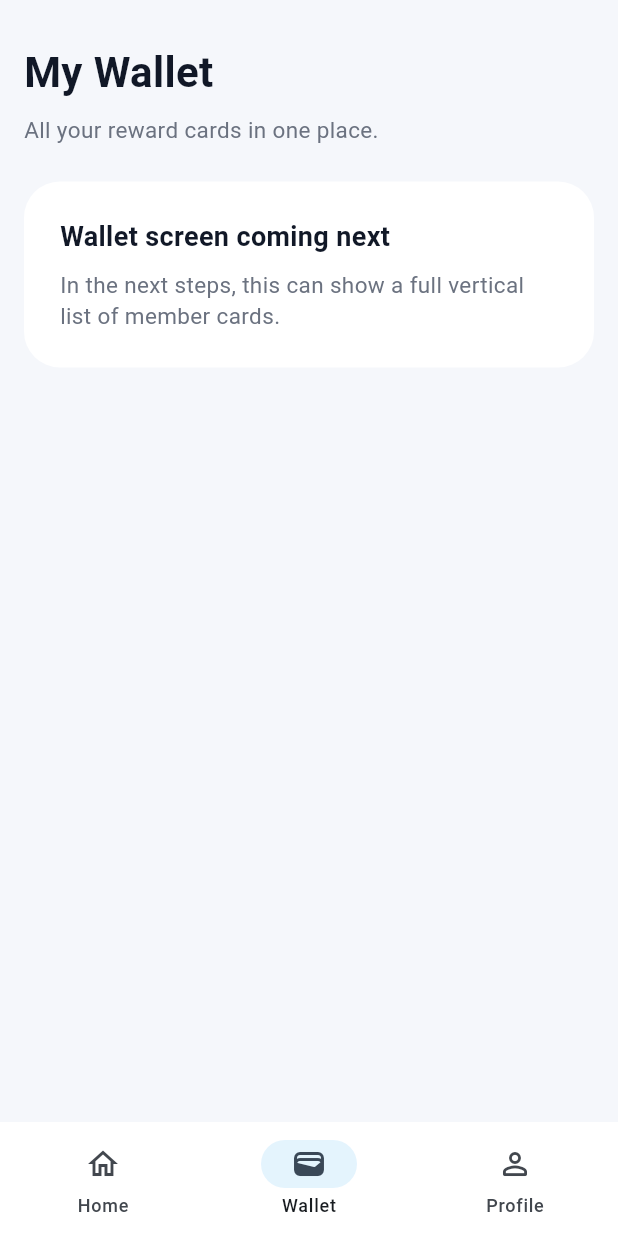
After one commit to ogabor82/perkpocket-mobile, a Flutter app: the screen it shows after launch, item 2 of the bottom bar chosen, on a phone screen of 412 x 824 dp. The commit adds this screen. Run offline on Flutter 3.47's test engine with Material 3 defaults, Android fonts, the phone set to English and light mode, and no system bars.

Commit message:
add bottom navigation app shell

```diff
--- a/lib/main.dart
+++ b/lib/main.dart
@@ -1,5 +1,5 @@
 import 'package:flutter/material.dart';
-import 'screens/home_screen.dart';
+import 'screens/app_shell.dart';
 import 'theme/app_theme.dart';
 
 void main() {
@@ -15,7 +15,7 @@ class PerkPocketApp extends StatelessWidget {
       title: 'PerkPocket',
       debugShowCheckedModeBanner: false,
       theme: AppTheme.light,
-      home: const HomeScreen(),
+      home: const AppShell(),
     );
   }
 }
--- /dev/null
+++ b/lib/screens/app_shell.dart
@@ -0,0 +1,156 @@
+import 'package:flutter/material.dart';
+import '../theme/app_colors.dart';
+import '../theme/app_spacing.dart';
+import '../theme/app_text_styles.dart';
+import 'home_screen.dart';
+
+class AppShell extends StatefulWidget {
+  const AppShell({super.key});
+
+  @override
+  State<AppShell> createState() => _AppShellState();
+}
+
+class _AppShellState extends State<AppShell> {
+  int _selectedIndex = 0;
+
+  late final List<Widget> _screens = [
+    const HomeScreen(),
+    const _WalletScreen(),
+    const _ProfileScreen(),
+  ];
+
+  void _onItemTapped(int index) {
+    setState(() {
+      _selectedIndex = index;
+    });
+  }
+
+  @override
+  Widget build(BuildContext context) {
+    return Scaffold(
+      body: _screens[_selectedIndex],
+      bottomNavigationBar: NavigationBar(
+        selectedIndex: _selectedIndex,
+        onDestinationSelected: _onItemTapped,
+        backgroundColor: Colors.white,
+        indicatorColor: AppColors.primary.withValues(alpha: 0.12),
+        height: 76,
+        labelBehavior: NavigationDestinationLabelBehavior.alwaysShow,
+        destinations: const [
+          NavigationDestination(
+            icon: Icon(Icons.home_outlined),
+            selectedIcon: Icon(Icons.home_rounded),
+            label: 'Home',
+          ),
+          NavigationDestination(
+            icon: Icon(Icons.wallet_outlined),
+            selectedIcon: Icon(Icons.wallet_rounded),
+            label: 'Wallet',
+          ),
+          NavigationDestination(
+            icon: Icon(Icons.person_outline_rounded),
+            selectedIcon: Icon(Icons.person_rounded),
+            label: 'Profile',
+          ),
+        ],
+      ),
+    );
+  }
+}
+
+class _WalletScreen extends StatelessWidget {
+  const _WalletScreen();
+
+  @override
+  Widget build(BuildContext context) {
+    return Scaffold(
+      body: SafeArea(
+        child: Padding(
+          padding: const EdgeInsets.all(AppSpacing.lg),
+          child: Column(
+            crossAxisAlignment: CrossAxisAlignment.start,
+            children: const [
+              SizedBox(height: AppSpacing.md),
+              Text('My Wallet', style: AppTextStyles.h1),
+              SizedBox(height: AppSpacing.sm),
+              Text(
+                'All your reward cards in one place.',
+                style: AppTextStyles.bodySecondary,
+              ),
+              SizedBox(height: AppSpacing.xl),
+              _PlaceholderBlock(
+                title: 'Wallet screen coming next',
+                subtitle:
+                    'In the next steps, this can show a full vertical list of member cards.',
+              ),
+            ],
+          ),
+        ),
+      ),
+    );
+  }
+}
+
+class _ProfileScreen extends StatelessWidget {
+  const _ProfileScreen();
+
+  @override
+  Widget build(BuildContext context) {
+    return Scaffold(
+      body: SafeArea(
+        child: Padding(
+          padding: const EdgeInsets.all(AppSpacing.lg),
+          child: Column(
+            crossAxisAlignment: CrossAxisAlignment.start,
+            children: const [
+              SizedBox(height: AppSpacing.md),
+              Text('Profile', style: AppTextStyles.h1),
+              SizedBox(height: AppSpacing.sm),
+              Text(
+                'Account, preferences and membership settings.',
+                style: AppTextStyles.bodySecondary,
+              ),
+              SizedBox(height: AppSpacing.xl),
+              _PlaceholderBlock(
+                title: 'Profile screen coming next',
+                subtitle:
+                    'Later we can add account details, settings and notification preferences.',
+              ),
+            ],
+          ),
+        ),
+      ),
+    );
+  }
+}
+
+class _PlaceholderBlock extends StatelessWidget {
+  final String title;
+  final String subtitle;
+
+  const _PlaceholderBlock({
+    required this.title,
+    required this.subtitle,
+  });
+
+  @override
+  Widget build(BuildContext context) {
+    return Container(
+      width: double.infinity,
+      padding: const EdgeInsets.all(AppSpacing.xl),
+      decoration: BoxDecoration(
+        color: Colors.white,
+        borderRadius: BorderRadius.circular(24),
+      ),
+      child: Column(
+        crossAxisAlignment: CrossAxisAlignment.start,
+        children: [
+          Text(title, style: AppTextStyles.title),
+          const SizedBox(height: AppSpacing.sm),
+          Text(subtitle, style: AppTextStyles.bodySecondary),
+        ],
+      ),
+    );
+  }
+}
```
